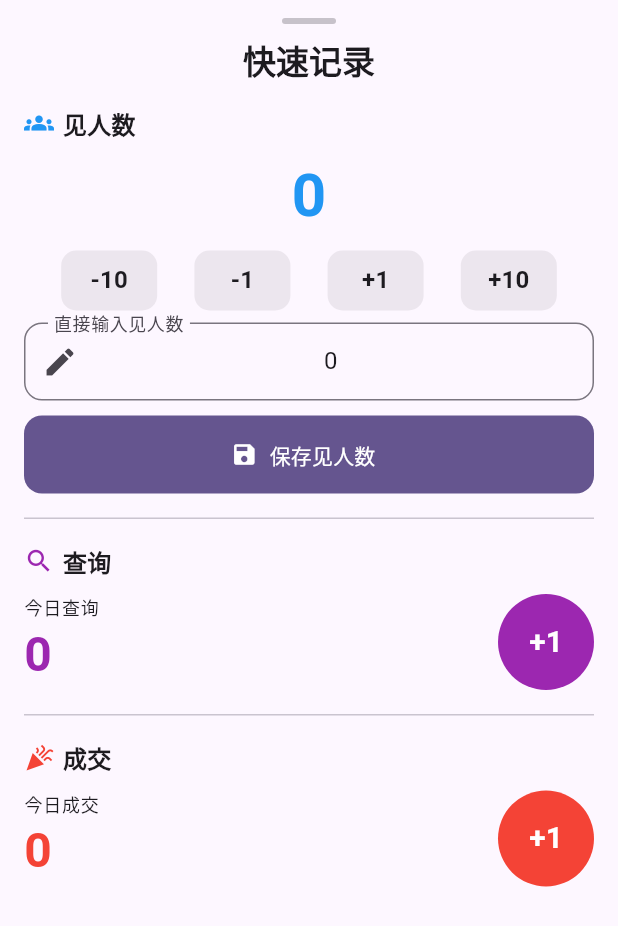
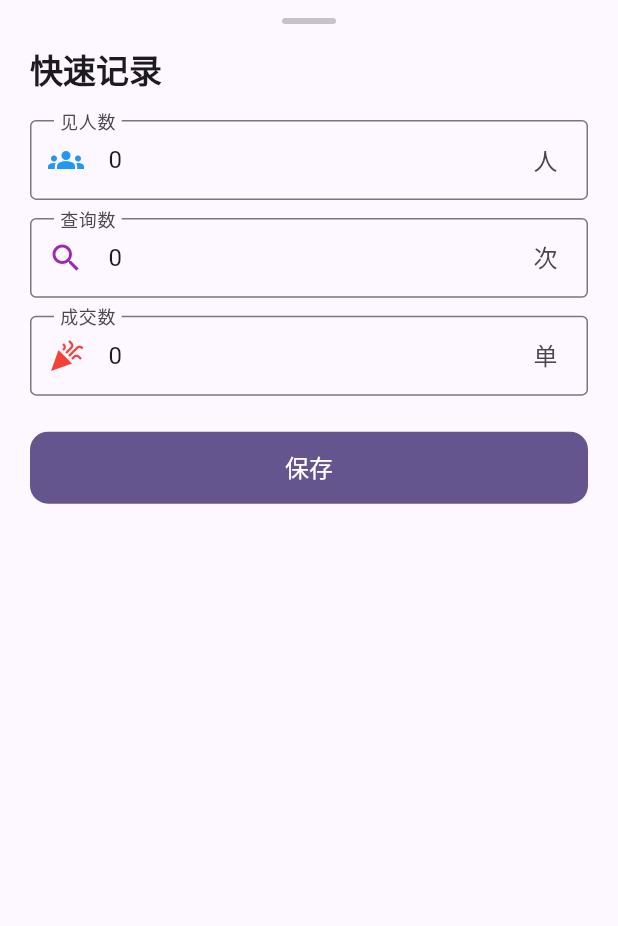
Before and after one commit to SurplusFate/sales-quest, a Flutter app: the QuickActionSheet widget shown alone on an empty page, opened directly, on a phone screen of 412 x 824 dp. Shown: the top 926 px of the screen. Run offline on Flutter 3.47's test engine with Material 3 defaults, Android fonts, the light colour scheme and no system bars; our stand-ins replace drift, flutter_riverpod, go_router; accounts and stored records are empty; generated files the repository leaves out were written again.

Commit message:
fix: 修复快速记录按钮位置并改为直接输入方式
- 快速记录按钮从 centerDocked(卡在导航栏中间不上不下)改为 endFloat(右下角悬浮)
- 按钮改为带文字的 extended FAB, 显示'快速记录'+编辑图标
- 见人数/查询数/成交数全部改为直接输入框, 移除 +/- 按钮
- 优化单位后缀: 见人数(人)/查询数(次)/成交数(单)
- XpService 新增 setQuery/setDeal 直接设置方法
- QuickActionService 新增对应直接输入服务方法

```diff
--- a/lib/ui/home/quick_action_sheet.dart
+++ b/lib/ui/home/quick_action_sheet.dart
@@ -3,12 +3,7 @@ import 'package:flutter_riverpod/flutter_riverpod.dart';
 import '../../providers/stats_providers.dart';
 import '../../providers/action_providers.dart';
 
-/// 快速记录面板 - 点击底部 FAB 弹出的 BottomSheet。
-///
-/// 三个区域:
-///   1. 见人数: 当前数字 + (-10/-1/+1/+10) 按钮 + 直接输入 TextField + 保存
-///   2. 查询: 当前今日查询数 + 大大的 +1 按钮
-///   3. 成交: 当前今日成交数 + 大大的 +1 按钮
+/// 快速记录面板 - 三个直接输入框 + 一个保存按钮
 class QuickActionSheet extends ConsumerStatefulWidget {
   const QuickActionSheet({super.key});
 
@@ -18,53 +13,49 @@ class QuickActionSheet extends ConsumerStatefulWidget {
 
 class _QuickActionSheetState extends ConsumerState<QuickActionSheet> {
   final _meetController = TextEditingController();
-  int _meetCount = 0;
-  bool _savingMeet = false;
+  final _queryController = TextEditingController();
+  final _dealController = TextEditingController();
+  bool _saving = false;
 
   @override
   void initState() {
     super.initState();
-    // 使用 ref.read 获取当前见人数, 初始化可编辑值
-    final current =
-        ref.read(todayBattleStatsProvider).valueOrNull?.peopleSeen ?? 0;
-    _meetCount = current;
-    _meetController.text = '$current';
+    final stats =
+        ref.read(todayBattleStatsProvider).valueOrNull ?? const BattleStats();
+    _meetController.text = '${stats.peopleSeen}';
+    _queryController.text = '${stats.queries}';
+    _dealController.text = '${stats.deals}';
   }
 
   @override
   void dispose() {
     _meetController.dispose();
+    _queryController.dispose();
+    _dealController.dispose();
     super.dispose();
   }
 
-  void _adjustMeet(int delta) {
-    final next = (_meetCount + delta).clamp(0, 999999);
-    setState(() {
-      _meetCount = next;
-      _meetController.text = '$next';
-      _meetController.selection = TextSelection.fromPosition(
-        TextPosition(offset: _meetController.text.length),
-      );
-    });
-  }
+  Future<void> _save() async {
+    if (_saving) return;
+    setState(() => _saving = true);
+    try {
+      final meet = int.tryParse(_meetController.text.trim()) ?? 0;
+      final query = int.tryParse(_queryController.text.trim()) ?? 0;
+      final deal = int.tryParse(_dealController.text.trim()) ?? 0;
 
-  void _onMeetChanged(String value) {
-    final parsed = int.tryParse(value.trim());
-    setState(() => _meetCount = parsed ?? 0);
-  }
+      final service = ref.read(quickActionServiceProvider);
+      await service.setPeopleSeen(meet);
+      await service.setQuery(query);
+      await service.setDeal(deal);
 
-  Future<void> _saveMeet() async {
-    if (_savingMeet) return;
-    setState(() => _savingMeet = true);
-    try {
-      await ref.read(quickActionServiceProvider).setPeopleSeen(_meetCount);
       if (mounted) {
         ScaffoldMessenger.of(context).showSnackBar(
-          SnackBar(
-            content: Text('见人数已更新: $_meetCount'),
-            duration: const Duration(seconds: 1),
+          const SnackBar(
+            content: Text('已保存'),
+            duration: Duration(seconds: 1),
           ),
         );
+        Navigator.of(context).pop();
       }
     } catch (e) {
       if (mounted) {
@@ -73,283 +64,135 @@ class _QuickActionSheetState extends ConsumerState<QuickActionSheet> {
         );
       }
     } finally {
-      if (mounted) setState(() => _savingMeet = false);
-    }
-  }
-
-  Future<void> _incrementQuery() async {
-    try {
-      await ref.read(quickActionServiceProvider).incrementQuery();
-      if (mounted) {
-        ScaffoldMessenger.of(context).showSnackBar(
-          const SnackBar(
-            content: Text('查询 +1'),
-            duration: Duration(seconds: 1),
-          ),
-        );
-      }
-    } catch (e) {
-      if (mounted) {
-        ScaffoldMessenger.of(context).showSnackBar(
-          SnackBar(content: Text('操作失败: $e')),
-        );
-      }
-    }
-  }
-
-  Future<void> _incrementDeal() async {
-    try {
-      await ref.read(quickActionServiceProvider).incrementDeal();
-      if (mounted) {
-        ScaffoldMessenger.of(context).showSnackBar(
-          const SnackBar(
-            content: Text('成交 +1'),
-            duration: Duration(seconds: 1),
-          ),
-        );
-      }
-    } catch (e) {
-      if (mounted) {
-        ScaffoldMessenger.of(context).showSnackBar(
-          SnackBar(content: Text('操作失败: $e')),
-        );
-      }
+      if (mounted) setState(() => _saving = false);
     }
   }
 
   @override
   Widget build(BuildContext context) {
     final theme = Theme.of(context);
-    // 查询/成交当前数实时显示
-    final stats =
-        ref.watch(todayBattleStatsProvider).valueOrNull ?? const BattleStats();
     final bottomInset = MediaQuery.of(context).viewInsets.bottom;
 
     return Padding(
       padding: EdgeInsets.only(bottom: bottomInset),
-      child: SingleChildScrollView(
-        padding: const EdgeInsets.fromLTRB(16, 12, 16, 24),
       child: Column(
-          crossAxisAlignment: CrossAxisAlignment.stretch,
+        mainAxisSize: MainAxisSize.min,
         children: [
           // 拖拽手柄
-            Center(
-              child: Container(
+          Container(
             width: 36,
             height: 4,
-                margin: const EdgeInsets.only(bottom: 10),
+            margin: const EdgeInsets.only(top: 12, bottom: 16),
             decoration: BoxDecoration(
-                  color: theme.colorScheme.onSurfaceVariant
-                      .withValues(alpha: 0.3),
+              color: theme.colorScheme.onSurfaceVariant.withValues(alpha: 0.3),
               borderRadius: BorderRadius.circular(2),
             ),
           ),
-            ),
-            Text(
+
+          // 标题
+          Padding(
+            padding: const EdgeInsets.symmetric(horizontal: 20),
+            child: Align(
+              alignment: Alignment.centerLeft,
+              child: Text(
                 '快速记录',
                 style: theme.textTheme.titleLarge
                     ?.copyWith(fontWeight: FontWeight.bold),
-              textAlign: TextAlign.center,
-            ),
-            const SizedBox(height: 16),
-
-            // === 见人数 ===
-            const _SectionHeader('见人数', Icons.groups, Colors.blue),
-            const SizedBox(height: 8),
-            Center(
-              child: Text(
-                '$_meetCount',
-                style: const TextStyle(
-                  fontSize: 40,
-                  fontWeight: FontWeight.bold,
-                  color: Colors.blue,
               ),
             ),
           ),
-            const SizedBox(height: 8),
-            Row(
-              mainAxisAlignment: MainAxisAlignment.spaceEvenly,
+          const SizedBox(height: 20),
+
+          // 三个输入框
+          Padding(
+            padding: const EdgeInsets.symmetric(horizontal: 20),
+            child: Column(
               children: [
-                _DeltaButton(label: '-10', onTap: () => _adjustMeet(-10)),
-                _DeltaButton(label: '-1', onTap: () => _adjustMeet(-1)),
-                _DeltaButton(label: '+1', onTap: () => _adjustMeet(1)),
-                _DeltaButton(label: '+10', onTap: () => _adjustMeet(10)),
-              ],
+                _InputField(
+                  controller: _meetController,
+                  label: '见人数',
+                  icon: Icons.groups,
+                  color: Colors.blue,
+                  suffix: '人',
                 ),
-            const SizedBox(height: 8),
-            TextField(
-              controller: _meetController,
-              keyboardType: TextInputType.number,
-              textAlign: TextAlign.center,
-              decoration: const InputDecoration(
-                labelText: '直接输入见人数',
-                prefixIcon: Icon(Icons.edit),
+                const SizedBox(height: 12),
+                _InputField(
+                  controller: _queryController,
+                  label: '查询数',
+                  icon: Icons.search,
+                  color: Colors.purple,
+                  suffix: '次',
                 ),
-              onChanged: _onMeetChanged,
-            ),
-            const SizedBox(height: 10),
-            FilledButton.icon(
-              onPressed: _savingMeet ? null : _saveMeet,
-              icon: _savingMeet
-                  ? const SizedBox(
-                      width: 18,
-                      height: 18,
-                      child: CircularProgressIndicator(strokeWidth: 2),
-                    )
-                  : const Icon(Icons.save),
-              label: const Text('保存见人数'),
-            ),
-
-            const SizedBox(height: 16),
-            const Divider(height: 1),
-
-            // === 查询 ===
-            const SizedBox(height: 16),
-            const _SectionHeader('查询', Icons.search, Colors.purple),
-            const SizedBox(height: 10),
-            Row(
-              children: [
-                Expanded(
-                  child: Column(
-                    crossAxisAlignment: CrossAxisAlignment.start,
-                    mainAxisSize: MainAxisSize.min,
-                    children: [
-                      Text('今日查询', style: theme.textTheme.labelMedium),
-                      Text(
-                        '${stats.queries}',
-                        style: const TextStyle(
-                          fontSize: 32,
-                          fontWeight: FontWeight.bold,
-                          color: Colors.purple,
-                        ),
+                const SizedBox(height: 12),
+                _InputField(
+                  controller: _dealController,
+                  label: '成交数',
+                  icon: Icons.celebration,
+                  color: Colors.red,
+                  suffix: '单',
                 ),
               ],
             ),
           ),
-                _CirclePlusButton(
-                  color: Colors.purple,
-                  onPressed: _incrementQuery,
+
+          const SizedBox(height: 24),
+
+          // 保存按钮
+          Padding(
+            padding: const EdgeInsets.symmetric(horizontal: 20),
+            child: SizedBox(
+              width: double.infinity,
+              height: 48,
+              child: FilledButton(
+                onPressed: _saving ? null : _save,
+                child: _saving
+                    ? const SizedBox(
+                        width: 20,
+                        height: 20,
+                        child: CircularProgressIndicator(
+                          strokeWidth: 2,
+                          color: Colors.white,
                         ),
-              ],
+                      )
+                    : const Text('保存', style: TextStyle(fontSize: 16)),
+              ),
+            ),
           ),
 
-            const SizedBox(height: 16),
-            const Divider(height: 1),
-
-            // === 成交 ===
-            const SizedBox(height: 16),
-            const _SectionHeader('成交', Icons.celebration, Colors.red),
-            const SizedBox(height: 10),
-            Row(
-              children: [
-                Expanded(
-                  child: Column(
-                    crossAxisAlignment: CrossAxisAlignment.start,
-                    mainAxisSize: MainAxisSize.min,
-                    children: [
-                      Text('今日成交', style: theme.textTheme.labelMedium),
-                      Text(
-                        '${stats.deals}',
-                        style: const TextStyle(
-                          fontSize: 32,
-                          fontWeight: FontWeight.bold,
-                          color: Colors.red,
-                        ),
-                      ),
+          const SizedBox(height: 24),
         ],
-                  ),
-                ),
-                _CirclePlusButton(
-                  color: Colors.red,
-                  onPressed: _incrementDeal,
-                ),
-              ],
-            ),
-          ],
-        ),
       ),
     );
   }
 }
 
-/// 圆形 +1 按钮
-class _CirclePlusButton extends StatelessWidget {
+/// 数字输入框
+class _InputField extends StatelessWidget {
+  final TextEditingController controller;
+  final String label;
+  final IconData icon;
   final Color color;
-  final VoidCallback onPressed;
+  final String suffix;
 
-  const _CirclePlusButton({required this.color, required this.onPressed});
+  const _InputField({
+    required this.controller,
+    required this.label,
+    required this.icon,
+    required this.color,
+    required this.suffix,
+  });
 
   @override
   Widget build(BuildContext context) {
-    return FilledButton(
-      onPressed: onPressed,
-      style: FilledButton.styleFrom(
-        backgroundColor: color,
-        foregroundColor: Colors.white,
-        minimumSize: const Size(64, 64),
-        shape: const CircleBorder(),
-        padding: EdgeInsets.zero,
-      ),
-      child: const Text(
-        '+1',
-        style: TextStyle(fontSize: 20, fontWeight: FontWeight.bold),
+    return TextField(
+      controller: controller,
+      keyboardType: TextInputType.number,
+      decoration: InputDecoration(
+        labelText: label,
+        prefixIcon: Icon(icon, color: color),
+        suffixText: suffix,
+        border: const OutlineInputBorder(),
       ),
     );
   }
 }
-
-/// 区域标题
-class _SectionHeader extends StatelessWidget {
-  final String title;
-  final IconData icon;
-  final Color color;
-
-  const _SectionHeader(this.title, this.icon, this.color);
-
-  @override
-  Widget build(BuildContext context) {
-    final theme = Theme.of(context);
-    return Row(
-      children: [
-        Icon(icon, color: color, size: 20),
-        const SizedBox(width: 6),
-        Text(
-          title,
-          style: theme.textTheme.titleMedium
-              ?.copyWith(fontWeight: FontWeight.bold),
-        ),
-      ],
-    );
-  }
-}
-
-/// 调整按钮 (-10 / -1 / +1 / +10)
-class _DeltaButton extends StatelessWidget {
-  final String label;
-  final VoidCallback onTap;
-
-  const _DeltaButton({required this.label, required this.onTap});
-
-  @override
-  Widget build(BuildContext context) {
-    final theme = Theme.of(context);
-    return InkWell(
-      onTap: onTap,
-      borderRadius: BorderRadius.circular(10),
-      child: Container(
-        width: 64,
-        height: 40,
-        alignment: Alignment.center,
-        decoration: BoxDecoration(
-          color: theme.colorScheme.surfaceContainerHigh,
-          borderRadius: BorderRadius.circular(10),
-        ),
-        child: Text(
-          label,
-          style: theme.textTheme.titleMedium
-              ?.copyWith(fontWeight: FontWeight.bold),
-        ),
-      ),
-    );
-  }
-}
```
Also changed, not shown: lib/core/app_router.dart (+4 -3 lines), lib/providers/action_providers.dart (+32 -0 lines), lib/services/xp_service.dart (+46 -0 lines). Lines whose indentation alone changed are shown as unchanged.
